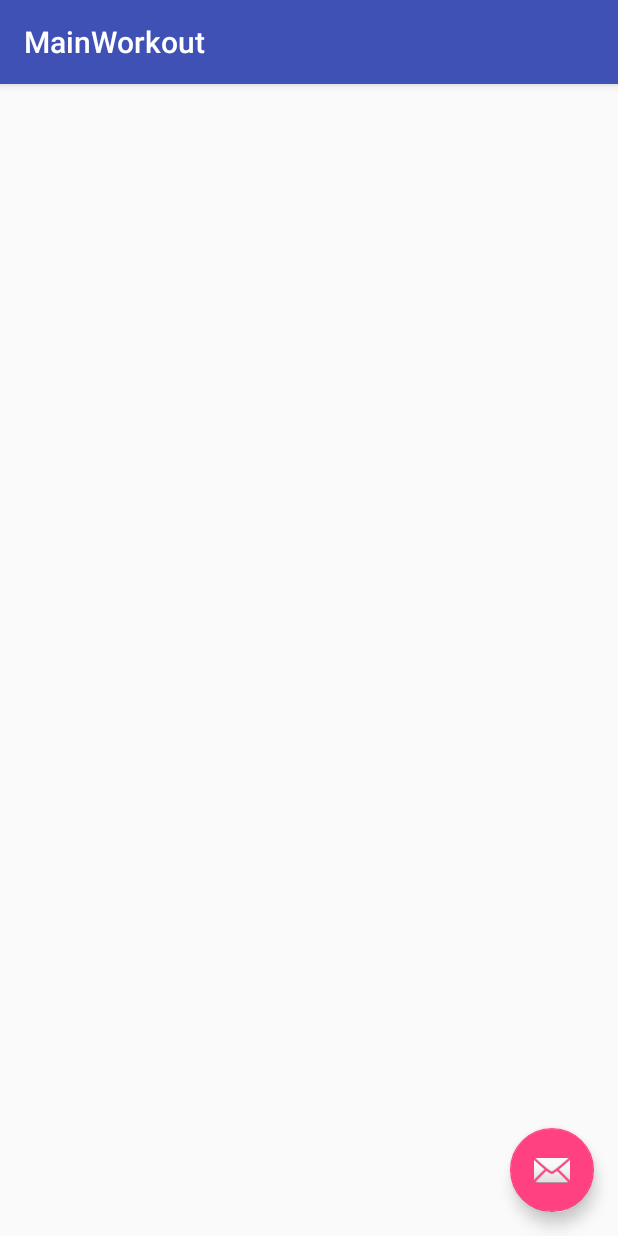
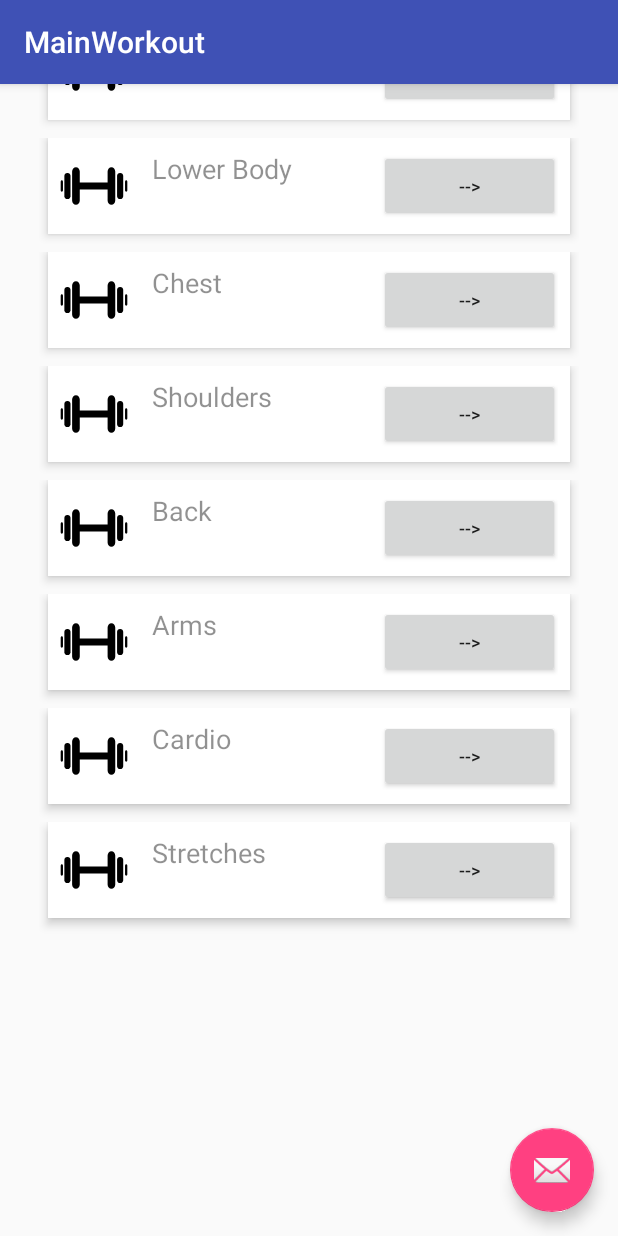
Before and after one commit to bwright400/BodyBuilder, an Android app: the MainWorkout screen opened directly, with no data from a screen before it, on a phone screen of 412 x 824 dp. Run offline under Robolectric (Android 15) with nearby library versions, the phone set to English and light mode, and no system bars.

Commit message:
Completed all software designing

```diff
--- a/app/src/main/java/com/example/bwright/bodybuilder/LoadWorkouts.java
+++ b/app/src/main/java/com/example/bwright/bodybuilder/LoadWorkouts.java
@@ -17,6 +17,7 @@ public class LoadWorkouts extends Activity {
     protected void onCreate(Bundle savedInstanceState) {
         super.onCreate(savedInstanceState);
         setContentView(R.layout.activity_load_workouts);
+
         // 1. get a reference to recyclerView
         RecyclerView recyclerView = (RecyclerView) findViewById(R.id.recycler_view);
 
@@ -25,10 +26,13 @@ public class LoadWorkouts extends Activity {
 
         // 2. set layoutManger
         recyclerView.setLayoutManager(new LinearLayoutManager(this));
+
         // 3. create an adapter
-        WorkoutAdapter mAdapter = new WorkoutAdapter(newWorkout.getArms());
+        WorkoutAdapter mAdapter = new WorkoutAdapter(newWorkout.getTitles());
+
         // 4. set adapter
         recyclerView.setAdapter(mAdapter);
+
         // 5. set item animator to DefaultAnimator
         recyclerView.setItemAnimator(new DefaultItemAnimator());
 
--- a/app/src/main/java/com/example/bwright/bodybuilder/MainWorkout.java
+++ b/app/src/main/java/com/example/bwright/bodybuilder/MainWorkout.java
@@ -34,41 +34,62 @@ public class MainWorkout extends AppCompatActivity {
             }
         });
 
+        // 1. get a reference to recyclerView
         RecyclerView recyclerView = (RecyclerView) findViewById(R.id.recycler_view);
 
-        //workoutsAdapter = new WorkoutsAdapter(workoutList, workoutTitles);
-        RecyclerView.LayoutManager wLayoutManager = new LinearLayoutManager(getApplicationContext());
-        recyclerView.setLayoutManager(wLayoutManager);
+        // this is data for recycler view
+        NewWorkout newWorkout = new NewWorkout();
+
+        // 2. set layoutManger
+        recyclerView.setLayoutManager(new LinearLayoutManager(this));
+
+        // 3. create an adapter
+        WorkoutAdapter mAdapter = new WorkoutAdapter(newWorkout.getTitles());
+
+        // 4. set adapter
+        recyclerView.setAdapter(mAdapter);
+
+        // 5. set item animator to DefaultAnimator
         recyclerView.setItemAnimator(new DefaultItemAnimator());
-        recyclerView.addItemDecoration(new DividerItemDecoration(this, LinearLayoutManager.VERTICAL));
-        //recyclerView.setAdapter(workoutsAdapter);
 
-        prepareWorkoutList();
+
+
+
+//        RecyclerView recyclerView = (RecyclerView) findViewById(R.id.recycler_view);
+//
+//        //workoutsAdapter = new WorkoutsAdapter(workoutList, workoutTitles);
+//        RecyclerView.LayoutManager wLayoutManager = new LinearLayoutManager(getApplicationContext());
+//        recyclerView.setLayoutManager(wLayoutManager);
+//        recyclerView.setItemAnimator(new DefaultItemAnimator());
+//        recyclerView.addItemDecoration(new DividerItemDecoration(this, LinearLayoutManager.VERTICAL));
+//        //recyclerView.setAdapter(workoutsAdapter);
+//
+//        prepareWorkoutList();
     }
 
 
-    private void prepareWorkoutList() {
-        NewWorkout newWorkout = new NewWorkout();
-
-        workoutTitles.add(newWorkout.getTitleForCore());
-        workoutTitles.add(newWorkout.getTitleForLowerBody());
-        workoutTitles.add(newWorkout.getTitleForChest());
-        workoutTitles.add(newWorkout.getTitleForShoulders());
-        workoutTitles.add(newWorkout.getTitleForBack());
-        workoutTitles.add(newWorkout.getTitleForArms());
-        workoutTitles.add(newWorkout.getTitleForCardio());
-        workoutTitles.add(newWorkout.getTitleForStretches());
-
-        workoutList.add(newWorkout.getCore());
-        workoutList.add(newWorkout.getLowerBody());
-        workoutList.add(newWorkout.getChest());
-        workoutList.add(newWorkout.getShoulders());
-        workoutList.add(newWorkout.getBack());
-        workoutList.add(newWorkout.getArms());
-        workoutList.add(newWorkout.getCardio());
-        workoutList.add(newWorkout.getStretches());
-
-        //workoutsAdapter.notifyDataSetChanged();
-    }
+//    private void prepareWorkoutList() {
+//        NewWorkout newWorkout = new NewWorkout();
+//
+//        workoutTitles.add(newWorkout.getTitleForCore());
+//        workoutTitles.add(newWorkout.getTitleForLowerBody());
+//        workoutTitles.add(newWorkout.getTitleForChest());
+//        workoutTitles.add(newWorkout.getTitleForShoulders());
+//        workoutTitles.add(newWorkout.getTitleForBack());
+//        workoutTitles.add(newWorkout.getTitleForArms());
+//        workoutTitles.add(newWorkout.getTitleForCardio());
+//        workoutTitles.add(newWorkout.getTitleForStretches());
+//
+//        workoutList.add(newWorkout.getCore());
+//        workoutList.add(newWorkout.getLowerBody());
+//        workoutList.add(newWorkout.getChest());
+//        workoutList.add(newWorkout.getShoulders());
+//        workoutList.add(newWorkout.getBack());
+//        workoutList.add(newWorkout.getArms());
+//        workoutList.add(newWorkout.getCardio());
+//        workoutList.add(newWorkout.getStretches());
+//
+//        //workoutsAdapter.notifyDataSetChanged();
+//    }
 
 }
--- a/app/src/main/java/com/example/bwright/bodybuilder/NewWorkout.java
+++ b/app/src/main/java/com/example/bwright/bodybuilder/NewWorkout.java
@@ -31,6 +31,7 @@ public class NewWorkout {
         this.cardio = new ArrayList<>();
         this.stretches = new ArrayList<>();
 
+        setUpTitles();
         setUpCoreList();
         setUpLowerBodyList();
         setUpChestList();
--- a/app/src/main/java/com/example/bwright/bodybuilder/WorkoutAdapter.java
+++ b/app/src/main/java/com/example/bwright/bodybuilder/WorkoutAdapter.java
@@ -37,7 +37,7 @@ public class WorkoutAdapter extends RecyclerView.Adapter<WorkoutAdapter.ViewHold
     public void onBindViewHolder(ViewHolder viewHolder, int i) {
         final String name = mItems.get(i);
         viewHolder.name.setText(name);
-//        viewHolder.imgThumbnail.setImageResource(vowels.getThumbnail());
+        viewHolder.imgThumbnail.setImageResource(R.drawable.ic_dumbell);
         viewHolder.button25.setOnClickListener(new View.OnClickListener() {
             @Override
             public void onClick(View v) {
@@ -54,13 +54,13 @@ public class WorkoutAdapter extends RecyclerView.Adapter<WorkoutAdapter.ViewHold
 
     public static class ViewHolder extends RecyclerView.ViewHolder {
 
-//        public ImageView imgThumbnail;
+        public ImageView imgThumbnail;
         public TextView name;
         public Button button25;
 
         public ViewHolder(View itemView) {
             super(itemView);
-//            imgThumbnail = (ImageView) itemView.findViewById(R.id.img_thumbnail);
+            imgThumbnail = (ImageView) itemView.findViewById(R.id.img_thumbnail);
             name = (TextView) itemView.findViewById(R.id.name);
             button25 = (Button) itemView.findViewById(R.id.button25);
         }
--- a/app/src/main/res/layout/content_main_workout.xml
+++ b/app/src/main/res/layout/content_main_workout.xml
@@ -1,19 +1,17 @@
 <?xml version="1.0" encoding="utf-8"?>
-<android.support.constraint.ConstraintLayout xmlns:android="http://schemas.android.com/apk/res/android"
-    xmlns:app="http://schemas.android.com/apk/res-auto"
+<LinearLayout xmlns:android="http://schemas.android.com/apk/res/android"
     xmlns:tools="http://schemas.android.com/tools"
     android:layout_width="match_parent"
-    android:layout_height="match_parent"
-    app:layout_behavior="@string/appbar_scrolling_view_behavior"
-    tools:context="com.example.bwright.bodybuilder.MainWorkout"
-    tools:showIn="@layout/activity_main_workout">
+    android:layout_height="wrap_content"
+    android:paddingBottom="@dimen/activity_vertical_margin"
+    android:paddingLeft="@dimen/activity_horizontal_margin"
+    android:paddingRight="@dimen/activity_horizontal_margin"
+    android:paddingTop="@dimen/activity_vertical_margin"
+    tools:context="com.example.bwright.bodybuilder.MainWorkout">
 
     <android.support.v7.widget.RecyclerView
         android:id="@+id/recycler_view"
-        android:layout_width="368dp"
-        android:layout_height="wrap_content"
-        android:scrollbars="vertical"
-        tools:layout_editor_absoluteY="0dp"
-        tools:layout_editor_absoluteX="8dp" />
-
-</android.support.constraint.ConstraintLayout>
+        android:layout_width="match_parent"
+        android:layout_height="match_parent"
+        android:scrollbars="horizontal" />
+</LinearLayout>
--- a/app/src/main/res/layout/recycler_view_card_item.xml
+++ b/app/src/main/res/layout/recycler_view_card_item.xml
@@ -23,11 +23,11 @@
             android:orientation="horizontal"
             android:weightSum="1">
 
-            <!--<ImageView-->
-                <!--android:id="@+id/img_thumbnail"-->
-                <!--android:layout_width="45dp"-->
-                <!--android:layout_height="45dp"-->
-                <!--android:layout_gravity="left|center_vertical" />-->
+            <ImageView
+                android:id="@+id/img_thumbnail"
+                android:layout_width="45dp"
+                android:layout_height="45dp"
+                android:layout_gravity="left|center_vertical" />
 
             <TextView
                 android:id="@+id/name"
```
Also changed, not shown: app/src/main/AndroidManifest.xml (+0 -9 lines), app/src/main/java/com/example/bwright/bodybuilder/MainActivity.java (+11 -1 lines), app/src/main/res/menu/menu_main.xml (+15 -1 lines).
